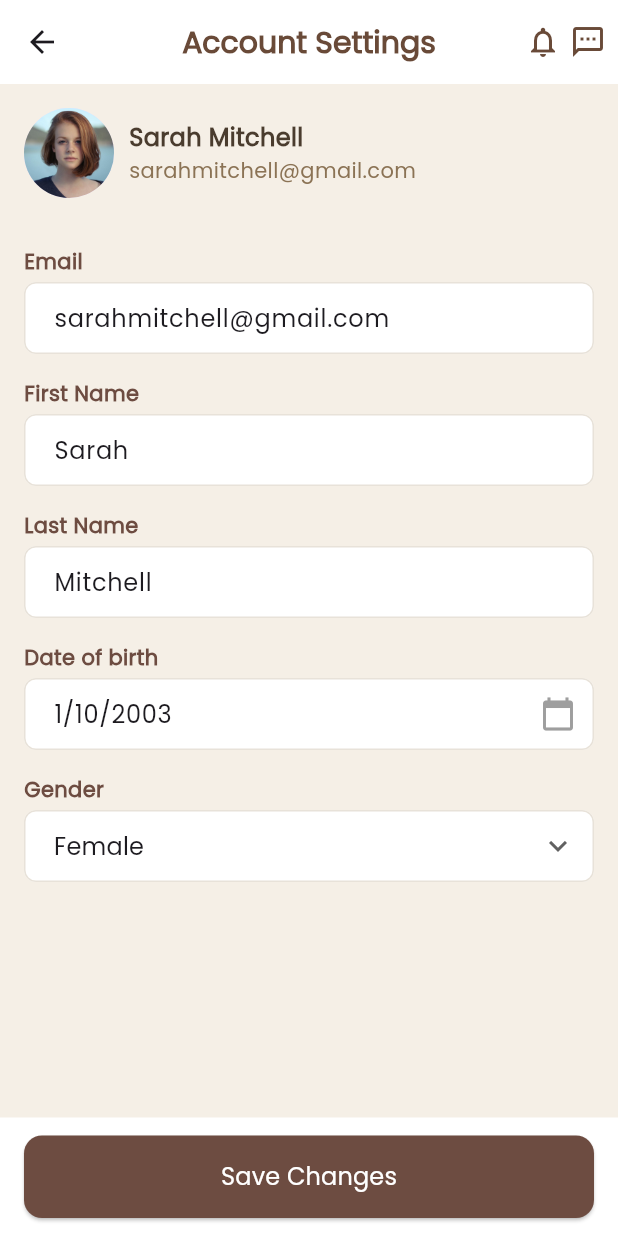
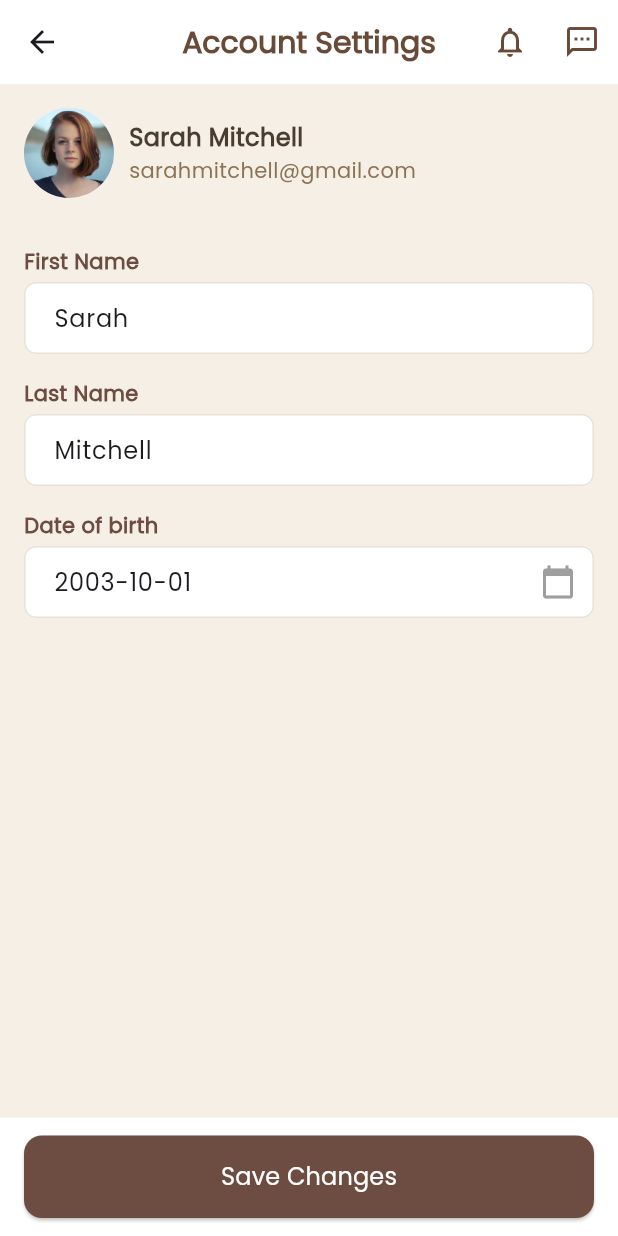
Before and after one commit to SALAMAJr/graduation-project, a Flutter app: the AccountSettingsScreen screen opened directly, on a phone screen of 412 x 824 dp. Run offline on Flutter 3.47's test engine with Material 3 defaults, Android fonts, the phone set to English and light mode, and no system bars; our stand-ins replace bloc, carousel_slider, dartz, dio, dotted_border, emoji_picker_flutter and 11 more; accounts and stored records are empty.

Commit message:
feat: Enhance account settings screen with image picker and update date format

```diff
--- a/lib/presentation/screens/account_settings_screen.dart
+++ b/lib/presentation/screens/account_settings_screen.dart
@@ -1,4 +1,6 @@
+import 'dart:io';
 import 'package:flutter/material.dart';
+import 'package:image_picker/image_picker.dart';
 import 'package:furniswap/presentation/screens/messages_list_screen.dart';
 import 'package:furniswap/presentation/screens/notifications_screen.dart';
 
@@ -10,16 +12,14 @@ class AccountSettingsScreen extends StatefulWidget {
 }
 
 class _AccountSettingsScreenState extends State<AccountSettingsScreen> {
-  final _emailController =
-      TextEditingController(text: 'sarahmitchell@gmail.com');
   final _firstNameController = TextEditingController(text: 'Sarah');
   final _lastNameController = TextEditingController(text: 'Mitchell');
-  final _dobController = TextEditingController(text: '1/10/2003');
-  String _gender = 'Female';
+  final _dobController = TextEditingController(text: '2003-10-01');
+  File? _selectedImage;
+  bool _isPickingImage = false;
 
   @override
   void dispose() {
-    _emailController.dispose();
     _firstNameController.dispose();
     _lastNameController.dispose();
     _dobController.dispose();
@@ -50,28 +50,55 @@ class _AccountSettingsScreenState extends State<AccountSettingsScreen> {
     );
     if (picked != null) {
       setState(() {
-        _dobController.text = "${picked.day}/${picked.month}/${picked.year}";
+        _dobController.text =
+            "${picked.year}-${picked.month.toString().padLeft(2, '0')}-${picked.day.toString().padLeft(2, '0')}";
+      });
+    }
+  }
+
+  Future<void> _pickImage() async {
+    if (_isPickingImage) return;
+
+    setState(() {
+      _isPickingImage = true;
+    });
+
+    try {
+      final ImagePicker picker = ImagePicker();
+      final XFile? pickedFile =
+          await picker.pickImage(source: ImageSource.gallery);
+      if (pickedFile != null) {
+        setState(() {
+          _selectedImage = File(pickedFile.path);
+        });
+      }
+    } catch (e) {
+      print('Image picking error: $e');
+    } finally {
+      setState(() {
+        _isPickingImage = false;
       });
     }
   }
 
   void _saveChanges() {
-    String email = _emailController.text;
     String firstName = _firstNameController.text;
     String lastName = _lastNameController.text;
     String dob = _dobController.text;
-    String gender = _gender;
-    print('Saved: $email, $firstName, $lastName, $dob, $gender');
+    File? image = _selectedImage;
+
+    print('Saved: $firstName, $lastName, $dob');
+    print('Image path: ${image?.path}');
   }
 
   @override
   Widget build(BuildContext context) {
     return Scaffold(
-      backgroundColor: Color(0xffF5EFE6),
+      backgroundColor: const Color(0xffF5EFE6),
       appBar: AppBar(
         backgroundColor: Colors.white,
         centerTitle: true,
-        title: Text(
+        title: const Text(
           "Account Settings",
           style: TextStyle(
             color: Color(0xff694A38),
@@ -84,30 +111,16 @@ class _AccountSettingsScreenState extends State<AccountSettingsScreen> {
             icon:
                 const Icon(Icons.notifications_none, color: Color(0xff694A38)),
             onPressed: () {
-              Navigator.push(
-                  context,
-                  MaterialPageRoute(
-                      builder: (context) => NotificationsScreen()));
+              Navigator.push(context,
+                  MaterialPageRoute(builder: (_) => NotificationsScreen()));
             },
-            style: TextButton.styleFrom(
-              padding: EdgeInsets.symmetric(horizontal: 3),
-              minimumSize: Size.zero,
-              tapTargetSize: MaterialTapTargetSize.shrinkWrap,
-            ),
           ),
           IconButton(
             icon: const Icon(Icons.sms_outlined, color: Color(0xff694A38)),
             onPressed: () {
-              Navigator.push(
-                  context,
-                  MaterialPageRoute(
-                      builder: (context) => MessagesListScreen()));
+              Navigator.push(context,
+                  MaterialPageRoute(builder: (_) => MessagesListScreen()));
             },
-            style: TextButton.styleFrom(
-              padding: EdgeInsets.only(left: 3, right: 8),
-              minimumSize: Size.zero,
-              tapTargetSize: MaterialTapTargetSize.shrinkWrap,
-            ),
           ),
         ],
       ),
@@ -116,14 +129,19 @@ class _AccountSettingsScreenState extends State<AccountSettingsScreen> {
         child: Column(
           children: [
             const SizedBox(height: 16),
-            Row(
-              children: const [
+            GestureDetector(
+              onTap: _pickImage,
+              child: Row(
+                children: [
                   CircleAvatar(
-                  backgroundImage: AssetImage("assets/images/Avatar.png"),
                     radius: 30,
+                    backgroundImage: _selectedImage != null
+                        ? FileImage(_selectedImage!)
+                        : const AssetImage("assets/images/Avatar.png")
+                            as ImageProvider,
                   ),
-                SizedBox(width: 10),
-                Column(
+                  const SizedBox(width: 10),
+                  const Column(
                     crossAxisAlignment: CrossAxisAlignment.start,
                     children: [
                       Text("Sarah Mitchell",
@@ -132,20 +150,19 @@ class _AccountSettingsScreenState extends State<AccountSettingsScreen> {
                               fontSize: 16,
                               color: Color(0xff4A3C2E))),
                       Text("sarahmitchell@gmail.com",
-                        style:
-                            TextStyle(color: Color(0xff8B7355), fontSize: 14)),
+                          style: TextStyle(
+                              color: Color(0xff8B7355), fontSize: 14)),
                     ],
                   ),
                 ],
               ),
+            ),
             const SizedBox(height: 24),
-            _buildTextField(label: 'Email', controller: _emailController),
             _buildTextField(
                 label: 'First Name', controller: _firstNameController),
             _buildTextField(
                 label: 'Last Name', controller: _lastNameController),
             _buildDateField(label: 'Date of birth', controller: _dobController),
-            _buildDropdownField(label: 'Gender'),
             const SizedBox(height: 16),
           ],
         ),
@@ -194,11 +211,13 @@ class _AccountSettingsScreenState extends State<AccountSettingsScreen> {
                   const EdgeInsets.symmetric(vertical: 12, horizontal: 16),
               enabledBorder: OutlineInputBorder(
                 borderRadius: BorderRadius.circular(8),
-                borderSide: BorderSide(color: Color(0xffE8E2D9), width: 1),
+                borderSide:
+                    const BorderSide(color: Color(0xffE8E2D9), width: 1),
               ),
               focusedBorder: OutlineInputBorder(
                 borderRadius: BorderRadius.circular(8),
-                borderSide: BorderSide(color: Color(0xffE8E2D9), width: 1),
+                borderSide:
+                    const BorderSide(color: Color(0xffE8E2D9), width: 1),
               ),
             ),
           ),
@@ -230,11 +249,13 @@ class _AccountSettingsScreenState extends State<AccountSettingsScreen> {
                   const EdgeInsets.symmetric(vertical: 12, horizontal: 16),
               enabledBorder: OutlineInputBorder(
                 borderRadius: BorderRadius.circular(8),
-                borderSide: BorderSide(color: Color(0xffE8E2D9), width: 1),
+                borderSide:
+                    const BorderSide(color: Color(0xffE8E2D9), width: 1),
               ),
               focusedBorder: OutlineInputBorder(
                 borderRadius: BorderRadius.circular(8),
-                borderSide: BorderSide(color: Color(0xffE8E2D9), width: 1),
+                borderSide:
+                    const BorderSide(color: Color(0xffE8E2D9), width: 1),
               ),
             ),
           ),
@@ -242,47 +263,4 @@ class _AccountSettingsScreenState extends State<AccountSettingsScreen> {
       ),
     );
   }
-
-  Widget _buildDropdownField({required String label}) {
-    return Padding(
-      padding: const EdgeInsets.symmetric(vertical: 8),
-      child: Column(
-        crossAxisAlignment: CrossAxisAlignment.start,
-        children: [
-          Text(label,
-              style: const TextStyle(
-                  fontWeight: FontWeight.bold, color: Color(0xFF6D4C41))),
-          const SizedBox(height: 4),
-          DropdownButtonFormField<String>(
-            value: _gender,
-            dropdownColor: Colors.white,
-            icon: Icon(Icons.keyboard_arrow_down_outlined),
-            decoration: InputDecoration(
-              filled: true,
-              fillColor: Colors.white,
-              contentPadding:
-                  const EdgeInsets.symmetric(vertical: 12, horizontal: 16),
-              enabledBorder: OutlineInputBorder(
-                borderRadius: BorderRadius.circular(8),
-                borderSide: BorderSide(color: Color(0xffE8E2D9), width: 1),
-              ),
-              focusedBorder: OutlineInputBorder(
-                borderRadius: BorderRadius.circular(8),
-                borderSide: BorderSide(color: Color(0xffE8E2D9), width: 1),
-              ),
-            ),
-            items: const [
-              DropdownMenuItem(value: 'Female', child: Text('Female')),
-              DropdownMenuItem(value: 'Male', child: Text('Male')),
-            ],
-            onChanged: (value) {
-              setState(() {
-                _gender = value!;
-              });
-            },
-          ),
-        ],
-      ),
-    );
 }
-}
--- a/lib/presentation/screens/create_review_screen.dart
+++ b/lib/presentation/screens/create_review_screen.dart
@@ -82,7 +82,8 @@ class _CreateReviewScreenState extends State<CreateReviewScreen> {
   Widget build(BuildContext context) {
     return Scaffold(
       appBar: AppBar(
-        title: const Text("Create Review"),
+        title: const Text("Create Review",
+            style: TextStyle(fontSize: 20, color: Colors.white)),
         backgroundColor: const Color(0xff694A38),
         centerTitle: true,
       ),
```
Also changed, not shown: 4 other files. Lines whose indentation alone changed are shown as unchanged.
